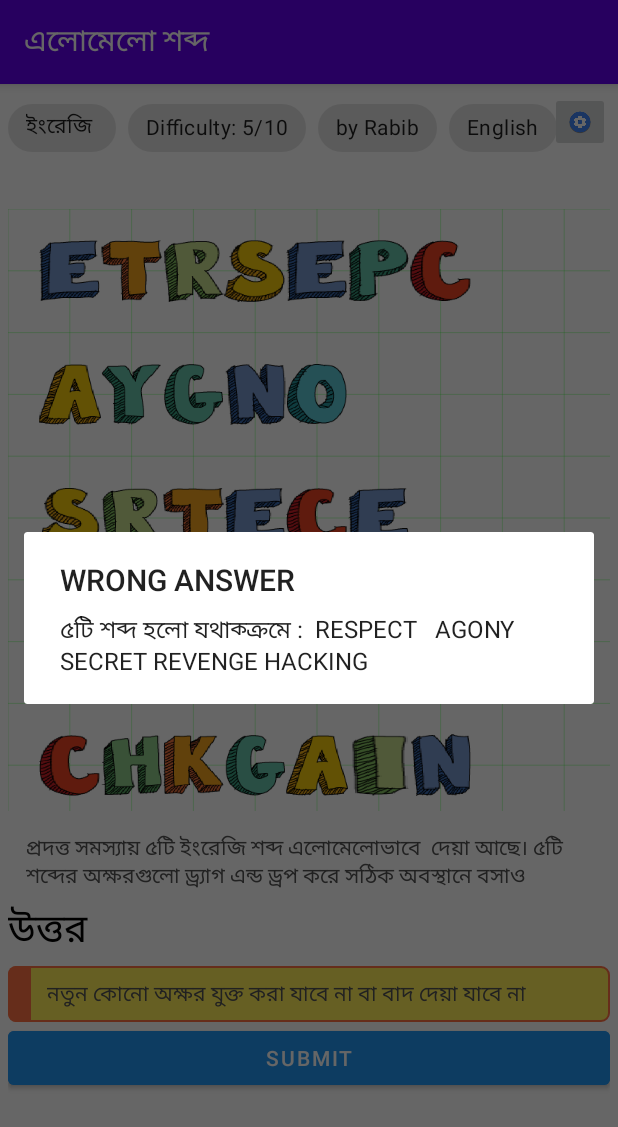
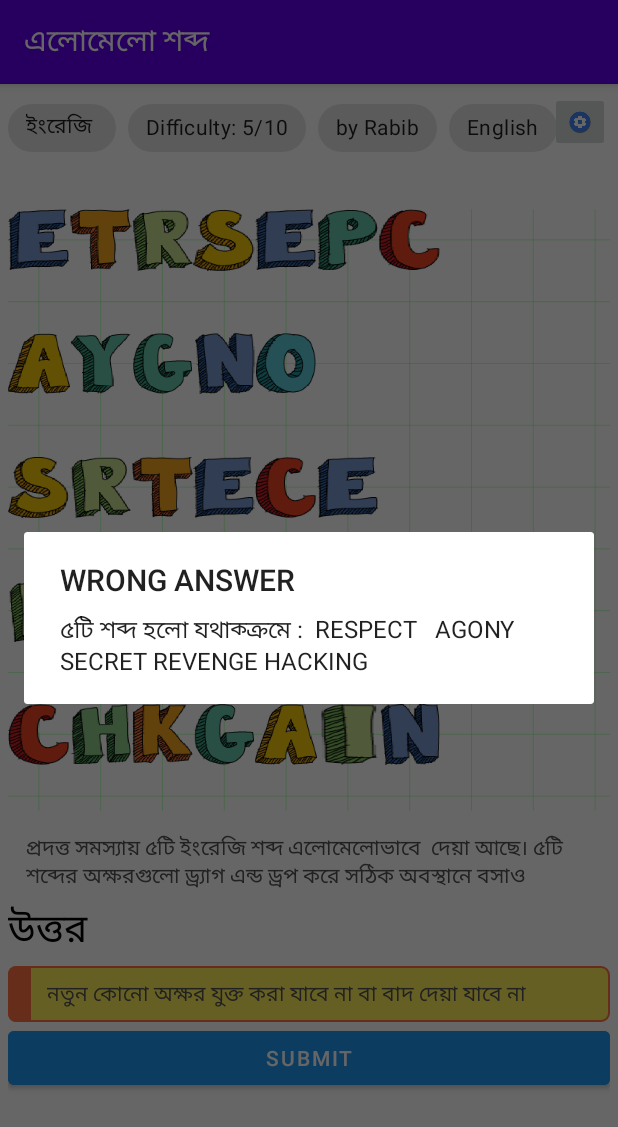
Before and after one commit to MJKSabit/BUET-Edu-Project-1, an Android app: the screen it shows after launch (MainActivity), after a tap on "SUBMIT", on a phone screen of 412 x 824 dp. Shown: the top 1127 px of the screen. Run offline under Robolectric (Android 15) with nearby library versions, the phone set to English and light mode, and no system bars.

Commit message:
GraphView Refactor

```diff
--- a/app/src/main/java/github/mjksabit/bueteduproject/Graph/GraphView.java
+++ b/app/src/main/java/github/mjksabit/bueteduproject/Graph/GraphView.java
@@ -6,18 +6,14 @@ import android.graphics.Bitmap;
 import android.graphics.BitmapFactory;
 import android.graphics.Canvas;
 import android.graphics.Color;
-import android.graphics.ColorFilter;
 import android.graphics.Paint;
 import android.graphics.drawable.Drawable;
-import android.graphics.drawable.DrawableContainer;
-import android.graphics.drawable.GradientDrawable;
 import android.util.AttributeSet;
 import android.util.Log;
 import android.view.MotionEvent;
 import android.view.View;
 import android.view.ViewParent;
 
-import androidx.annotation.NonNull;
 import androidx.annotation.Nullable;
 
 import org.json.JSONArray;
@@ -35,24 +31,29 @@ public class GraphView extends View implements GraphObject {
     private static final int NUMBER_OF_GRID = 50;
     public static final String TAG = GraphView.class.getSimpleName();
 
+    // Coins and Sticks are stored in the ArrayLists
     ArrayList<Coin> coins = new ArrayList<>();
     ArrayList<Stick> sticks = new ArrayList<>();
 
+    // CoinSkin int to BitMap Converter, used Map instead of Array/ArrayList
     private static final Map<Integer, Bitmap> coinImages = new HashMap<>();
 
     // In Raw Point == (0,0) @ Grid Point
-    private Point2D originLocation;
+    private Point2D originLocation = new Point2D(0, 0);
 
+    // PixelsPerUnit
     private float unit;
 
-    private Paint gridPaint;
-    private boolean gridOff = false;
+    private Paint   background      = new Paint(Paint.ANTI_ALIAS_FLAG);
+    private Paint   gridLinePaint   = new Paint(Paint.ANTI_ALIAS_FLAG);
+    private boolean noGridLine      = false;
 
-    private int defaultCoinUseSkin;
-    private int defaultCoinInnerColor;
-    private int defaultCoinOuterColor;
-    private boolean defaultStickUseSkin;
-    private int defaultStickFillColor;
+    // Defaults for Add, in Resource Id (int) ; If default is not set, use these
+    private int         defaultCoinUseSkin      = -1; // -1 for no Skin
+    private int         defaultCoinInnerColor   = Color.parseColor("#FFF176");
+    private int         defaultCoinOuterColor   = Color.parseColor("#999176");
+    private boolean     defaultStickUseSkin     = true;
+    private int         defaultStickFillColor   = Color.parseColor("#FFF176");
 
     public GraphView(Context context, @Nullable AttributeSet attrs) {
         super(context, attrs);
@@ -65,12 +66,12 @@ public class GraphView extends View implements GraphObject {
     }
 
     private void init() {
-        originLocation = new Point2D(0, 0);
+        // 10 * 10 squares is shown in Screen At a Time
         this.unit = getContext().getResources().getDisplayMetrics().widthPixels / 10.0f;
 
-        gridPaint = new Paint(Paint.ANTI_ALIAS_FLAG);
-        gridPaint.setColor(0x99FF0000);
+        gridLinePaint.setColor(0x99FF0000);
 
+        // Letters
         coinImages.put(14, BitmapFactory.decodeResource(getResources(), R.drawable.a));
         coinImages.put(15, BitmapFactory.decodeResource(getResources(), R.drawable.b));
         coinImages.put(16, BitmapFactory.decodeResource(getResources(), R.drawable.c));
@@ -100,6 +101,7 @@ public class GraphView extends View implements GraphObject {
         coinImages.put(38, BitmapFactory.decodeResource(getResources(), R.drawable.y));
         coinImages.put(39, BitmapFactory.decodeResource(getResources(), R.drawable.z));
 
+        // Numbers
         coinImages.put(0, BitmapFactory.decodeResource(getResources(), R.drawable.coin_skin_1));
         coinImages.put(1, BitmapFactory.decodeResource(getResources(), R.drawable.coin_skin_2));
         coinImages.put(2, BitmapFactory.decodeResource(getResources(), R.drawable.coin_skin_3));
@@ -117,12 +119,6 @@ public class GraphView extends View implements GraphObject {
 //        coinImages.put("fish", BitmapFactory.decodeResource(getResources(), R.drawable.fish));
 //        coinImages.put("bird", BitmapFactory.decodeResource(getResources(), R.drawable.bird));
 
-        defaultCoinUseSkin = -1;
-        defaultCoinInnerColor = Color.parseColor("#FFF176");
-        defaultCoinOuterColor = Color.parseColor("#999176");
-
-        defaultStickUseSkin = true;
-        defaultStickFillColor = Color.parseColor("#FFF176");
     }
 
     public void setBoardContent(JSONObject problemSchema) throws JSONException {
@@ -130,14 +126,17 @@ public class GraphView extends View implements GraphObject {
         String lineColor = problemSchema.getString("lineColor");
         double lineOpacity = problemSchema.getDouble("lineOpacity");
 
-        gridPaint.setColor(parseColor(lineColor));
-        gridPaint.setAlpha((int)(lineOpacity*255));
+        background.setColor(parseColor(backgroundColor));
+        gridLinePaint.setColor(parseColor(lineColor));
+        gridLinePaint.setAlpha((int)(lineOpacity*255));
 
         JSONArray elements = problemSchema.getJSONArray("elements");
 
+        // To Determine initial Pan Position
         Point2D topLeft = new Point2D(50, 50);
         Point2D bottomRight = new Point2D(0, 0);
 
+        // Loop Through Elements
         for (int i=0; i<elements.length(); i++) {
             JSONObject element = elements.getJSONObject(i);
 
@@ -145,40 +144,64 @@ public class GraphView extends View implements GraphObject {
                 Point2D start = new Point2D(element.getInt("indHeadX"), element.getInt("indHeadY"));
                 Point2D end = new Point2D(element.getInt("indTailX"), element.getInt("indTailY"));
 
+                // In case of, Start Point is more TopLeft, then set it
                 if (topLeft.x > start.x) topLeft.x = start.x;
+                if (topLeft.y > start.y) topLeft.y = start.y;
+
+                // In case of, End Point is more TopLeft, then set it
                 if (topLeft.x > end.x) topLeft.x = end.x;
-
-                if (topLeft.y > start.y) topLeft.y = start.y;
                 if (topLeft.y > end.y) topLeft.y = end.y;
 
+                // Stick Fill Color
+                String fillColor = element.getString("fillColor");
 
-                String fillColor = element.getString("fillColor");
+                // If Stick has Match Like Top
                 boolean useSkin = element.has("useSkin") && element.getBoolean("useSkin");
+
+                // IDK its use
                 boolean isMust = element.has("isMust") && element.getBoolean("isMust");
 
-                sticks.add(new Stick(unit, start, end, parseColor(fillColor), useSkin, isMust));
+                // If the stick is Stable or Dynamic
+                boolean cantMove = element.has("cantMove") && element.getBoolean("cantMove");
+
+                // Add Stick to Sticks Collection
+                sticks.add(new Stick(unit, start, end, parseColor(fillColor), useSkin, !cantMove));
+
             } else if (element.getString("type").equals("coin")) {
+                // Determine Coin Location
                 Point2D position = new Point2D(element.getInt("indX"), element.getInt("indY"));
 
+                // In case of, Position is more TopLeft, then set it
                 if (topLeft.x > position.x) topLeft.x = position.x;
                 if (topLeft.y > position.y) topLeft.y = position.y;
 
+                // Coin Inner and Outer Circle Color in case of NoSkin
                 String innerColor = element.getString("innerColor");
                 String outerColor = element.getString("outerColor");
 
+                // Coin can be moved or not
                 boolean cantMove = element.has("cantMove") && element.getBoolean("cantMove");
 
-                int skin = -1;
+                int skin = -1; // Default Value, Indicates no Skin
+
+                // Use Skin if defined in JSON
                 if (element.getBoolean("useSkin"))
                     skin = element.getInt("skin");
 
+                // Use Skin Image if the image for that skin is Available, else "null" (no skin)
                 Bitmap image = coinImages.containsKey(skin) ?
                         coinImages.get(skin) : null;
+
+                // Add new Coin to Collection
                 coins.add(new Coin(unit, !cantMove, position, image, parseColor(innerColor), parseColor(outerColor), skin));
+
             }
         }
-        originLocation = rawPoint(new Point2D(-topLeft.x+1, -topLeft.y+1));
 
+        // Pan to Contents TopLeft corner with 0.5 * unit Margin
+        originLocation = rawPoint(new Point2D(-topLeft.x+0.5f, -topLeft.y+0.5f));
+
+        // Draw all Contents with Panning
         invalidate();
     }
 
@@ -186,28 +209,37 @@ public class GraphView extends View implements GraphObject {
         defaultStickUseSkin = useSkin;
         defaultStickFillColor = parseColor(skinColor);
 
-        Drawable image = useSkin ? getContext().getResources().getDrawable(R.drawable.match_stick) : getContext().getResources().getDrawable(R.drawable.match_stick_without_skin);
+        Drawable image = useSkin ? getContext().getResources().getDrawable(R.drawable.match_stick) :
+                getContext().getResources().getDrawable(R.drawable.match_stick_without_skin); // Use this Image in Case of No Skin is Used
+
         return image;
     }
 
     public Bitmap setDefaultCoin(boolean useSkin, int skinNo, String innerColor, String outerColor) {
-        defaultCoinUseSkin = useSkin ? skinNo : -1;
+        defaultCoinUseSkin = useSkin ? skinNo : -1; // If no Skin is used, set to -1
+
         defaultCoinInnerColor = parseColor(innerColor);
         defaultCoinOuterColor = parseColor(outerColor);
 
-        if (defaultCoinUseSkin != -1) return coinImages.get(defaultCoinUseSkin);
+        // Skin is used and We have Image for that skin
+        if (defaultCoinUseSkin != -1 && coinImages.containsKey(defaultCoinUseSkin))
+            return coinImages.get(defaultCoinUseSkin);
 
+        // No Skin Image Available
         return null;
     }
 
+    // Color int Parser From JavaFX Color
     private int parseColor(String color) {
         return Color.parseColor("#"+color.substring(2, 8));
     }
 
-    public void setGridOff(boolean gridOff) {
-        this.gridOff = gridOff;
+    // Remove Grid Lines
+    public void setNoGridLine(boolean noGridLine) {
+        this.noGridLine = noGridLine;
     }
 
+    // Get Relative Grid Point from View's Pixel Point
     private Point2D gridPoint(Point2D rawPoint) {
         float x = rawPoint.x - originLocation.x;
         float y = rawPoint.y - originLocation.y;
@@ -215,6 +247,7 @@ public class GraphView extends View implements GraphObject {
         return new Point2D(x/unit, y/unit);
     }
 
+    // Get View's Pixel Point from Grid Relative Point
     private Point2D rawPoint(Point2D gridPoint) {
         float x = gridPoint.x*unit + originLocation.x;
         float y = gridPoint.y*unit + originLocation.y;
@@ -222,6 +255,7 @@ public class GraphView extends View implements GraphObject {
         return new Point2D(x, y);
     }
 
+    // Get View's Pixel Point Difference from Grid Relative Point
     private Point2D rawDelFromGrid(Point2D from, Point2D to) {
         float delX = (to.x - from.x)*unit;
         float delY = (to.y - from.y)*unit;
@@ -229,44 +263,60 @@ public class GraphView extends View implements GraphObject {
         return new Point2D(delX, delY);
     }
 
+    // Add New Coin :: (x,y) Relative to Screen in Pixels , Tap Location
     public void addCoin(float x, float y) {
+
+        // GraphView Start Location Relative to Screen in Pixels
         int[] myLoc = new int[2];
         getLocationOnScreen(myLoc);
 
+        // Last Location Set to Move Newly Added Coin
         lastLocationRaw = new Point2D( x - myLoc[0], y-myLoc[1]);
         Point2D point = gridPoint(lastLocationRaw);
 
+        // Get BitMap if the Image Available
         Bitmap image = coinImages.containsKey(defaultCoinUseSkin) ?
                 coinImages.get(defaultCoinUseSkin) : null;
 
+        // Add New Object to Moving State
         currentObject = new Coin(unit, true, point, image, defaultCoinInnerColor, defaultCoinOuterColor, defaultCoinUseSkin);
+        // Add New Coin
         coins.add((Coin) currentObject);
+
+        // Draw Everything with Newly Added Coin
         invalidate();
-//        Toast.makeText(getContext(), point.toString(), Toast.LENGTH_SHORT).show();
     }
 
     public void addStick(float x, float y) {
+
+        // GraphView Start Location Relative to Screen in Pixels
         int[] myLoc = new int[2];
         getLocationOnScreen(myLoc);
 
+        // Last Location Set to Move Newly Added Coin
         lastLocationRaw = new Point2D( x - myLoc[0], y-myLoc[1]);
         Point2D getGridPoint = gridPoint(lastLocationRaw);
 
+        // Newly Added Stick is Vertical
         Point2D start = new Point2D( getGridPoint.x, getGridPoint.y-1);
         Point2D end = new Point2D(getGridPoint.x, getGridPoint.y+1);
 
+        // Add New Object to Moving State
         currentObject = new Stick(unit, start, end, defaultStickFillColor, defaultStickUseSkin, true);
+        // Add New Stick
         sticks.add((Stick) currentObject);
+
+        // Draw Everything with Newly Added Coin
         invalidate();
-//        Toast.makeText(getContext(), getGridPoint.toString(), Toast.LENGTH_SHORT).show();
     }
 
     @Override
     public boolean clicked(Point2D touchLocation) {
-        // Comes Here after Checking Everything
+        // Comes Here after Checking Everything, Pan
         return true;
     }
 
+    // Graph Is Touched, Panning in Progress
     @Override
     public void move(Point2D from, Point2D to) {
         Point2D delRaw = rawDelFromGrid(from, to);
@@ -281,12 +331,13 @@ public class GraphView extends View implements GraphObject {
         // Grid does not need to settle
     }
 
+    // In GraphView, Draw GridLines if NEEDED
     @Override
     public void drawSpecial(Canvas canvas, Point2D origin) {
-        if (gridOff) return;
+        if (noGridLine) return;
         for (int i=0; i<=NUMBER_OF_GRID; i++) {
-            canvas.drawLine(origin.x + i*unit, origin.y, origin.x + i*unit, origin.y + NUMBER_OF_GRID*unit, gridPaint);
-            canvas.drawLine(origin.x, origin.y + i*unit, origin.x + NUMBER_OF_GRID*unit, origin.y + i*unit, gridPaint);
+            canvas.drawLine(origin.x + i*unit, origin.y, origin.x + i*unit, origin.y + NUMBER_OF_GRID*unit, gridLinePaint);
+            canvas.drawLine(origin.x, origin.y + i*unit, origin.x + NUMBER_OF_GRID*unit, origin.y + i*unit, gridLinePaint);
         }
     }
 
@@ -294,64 +345,94 @@ public class GraphView extends View implements GraphObject {
     protected void onDraw(Canvas canvas) {
         super.onDraw(canvas);
 
+        // Draw Grid Lines
         this.drawSpecial(canvas, originLocation);
 
+        // Draw Sticks
         for (Stick stick : sticks)
             stick.drawSpecial(canvas, originLocation);
 
+        // Draw Coins
         for (Coin coin: coins)
             coin.drawSpecial(canvas, originLocation);
 
     }
 
-    GraphObject currentObject;
-    Point2D lastLocationRaw;
+    // Used for Currently Moving Object
+    private GraphObject currentObject;
+
+    // Used to Determine Position Change, in Raw Point
+    private Point2D lastLocationRaw;
 
     @SuppressLint("ClickableViewAccessibility")
     @Override
     public boolean onTouchEvent(MotionEvent event) {
-        ViewParent parent = getParent();
-        Log.d(TAG, "onTouchEvent: Touched "+ lastLocationRaw);
+
         switch (event.getAction()) {
+
+            // New Touch Detected
             case MotionEvent.ACTION_DOWN: {
+
+                // Save Last Known Location
                 lastLocationRaw = new Point2D(event.getX(), event.getY());
+
+                // Flag to Check if GraphObject is Touched
                 boolean found = false;
 
+                // Check For Coins, If Touched
                 for (Coin coin : coins) {
                     if(coin.clicked(gridPoint(lastLocationRaw))) {
                         currentObject = coin;
                         found = true;
                     }
                 }
+                if (found) break;
 
+                // Check for Sticks, If touched
                 for (Stick stick : sticks) {
-                    if (found) break;
                     if (stick.clicked(gridPoint(lastLocationRaw))) {
                         currentObject = stick;
                         found = true;
                     }
                 }
 
+                // No Coin, No Stick; So Move Object is Graph (Pan)
                 if (!found) currentObject = this;
+
                 break;
             }
+            // Touch Moved
             case MotionEvent.ACTION_MOVE: {
-                Point2D currentLocation = new Point2D(event.getX(), event.getY());
-                currentObject.move(gridPoint(lastLocationRaw), gridPoint(currentLocation));
-                lastLocationRaw = currentLocation;
+                Point2D currentLocationRaw = new Point2D(event.getX(), event.getY());
+
+                // Move Currently Selected Object from last Location to Current Location
+                // Relative Grid Point is Provided using gridPoint()
+                currentObject.move(gridPoint(lastLocationRaw), gridPoint(currentLocationRaw));
+
+                lastLocationRaw = currentLocationRaw;
+
                 break;
             }
+            // Touch Finished
             case MotionEvent.ACTION_UP: {
+                // Set Coin/Stick Point to GridLine Intersections
                 currentObject.finishMoving();
+
+                // No Object to move
                 currentObject = null;
+
                 break;
             }
         }
 
+        // Preventing ScrollView to Work within GraphView
+        ViewParent parent = getParent();
         parent.requestDisallowInterceptTouchEvent(true);
 
+        // Draw Changes
         invalidate();
 
+        // Touch Handled
         return true;
     }
 
@@ -362,26 +443,37 @@ public class GraphView extends View implements GraphObject {
         int i;
         for (i=0; i<elements.length(); i++) {
             JSONObject element = elements.getJSONObject(i);
+
+            // For Fixed Coin/Stick, No need to check
             if (element.has("cantMove") && element.getBoolean("cantMove")) continue;
+
             if (element.getString("type").equals("coin")) {
                 int j=0;
+
+                // Go through all the coins
                 for (; j<coins.size(); j++) {
-                    if (coins.get(j).match(element)) {
-                        Log.d(TAG, "matchCoin: " + coins.get(j).location + " :: Skin " + coins.get(j).coinSkin);
-                        break;
-                    }
+                    // Match Found, Stop Looking at Other Coins
+                    if (coins.get(j).match(element)) break;
                 }
+
+                // Went through all the Coins, no match found which Means THE GRAPH DOES NOT MATCH
                 if (j==coins.size()) break;
             }
             else {
                 int j=0;
+
+                // Go through all the sticks
                 for (; j<sticks.size(); j++) {
+                    // Match Found, Stop Looking at Other Sticks
                     if (sticks.get(j).match(element)) break;
                 }
+
+                // Went through all the Sticks, no match found which Means THE GRAPH DOES NOT MATCH
                 if (j==sticks.size()) break;
             }
         }
 
+        // Went through all the Elements, no one broke the loop, Match for Every Element Found
         return i==elements.length();
     }
 
```
